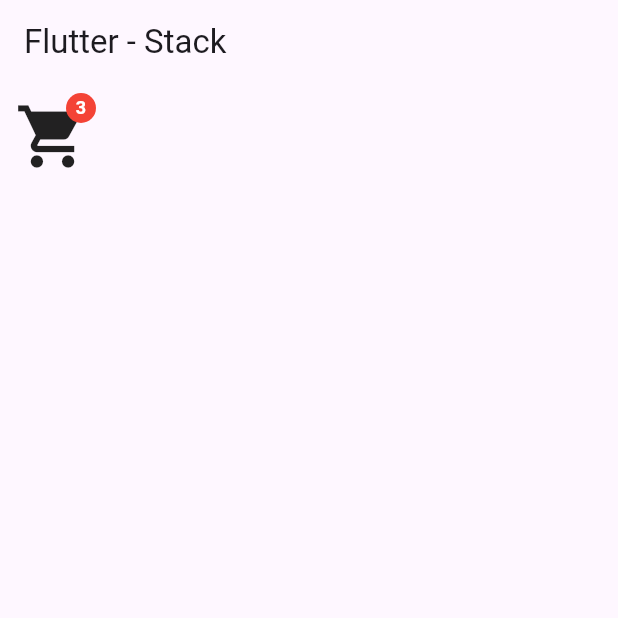
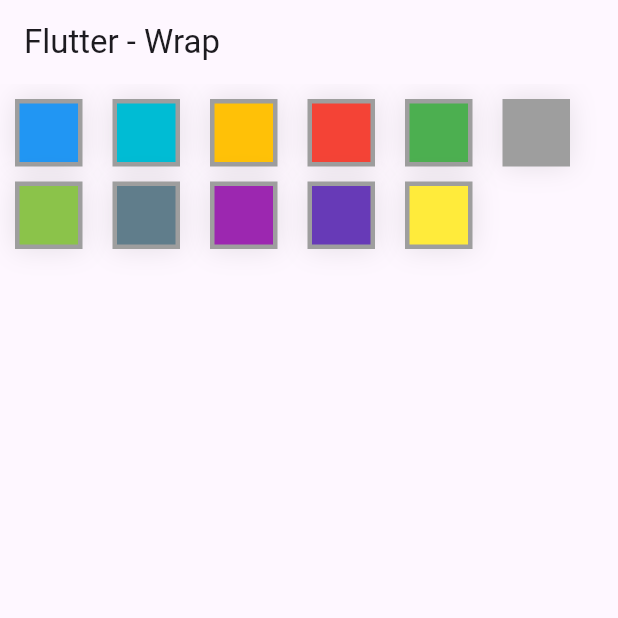
Before and after one commit to MuhammadIbraAlfathar/flutter-basic, a Flutter app: the screen it shows after launch, on a phone screen of 412 x 824 dp, the top half of it. Run offline on Flutter 3.47's test engine with Material 3 defaults, Android fonts, the phone set to English and light mode, and no system bars; our stand-ins replace image_gallery_saver, image_picker.

Commit message:
[basic layout] membuat wrap widget

```diff
--- a/lib/main.dart
+++ b/lib/main.dart
@@ -1,5 +1,6 @@
 import 'package:flutter/material.dart';
 import 'package:flutter_application_1/widget_lesson/basic_layout/stack_widget.dart';
+import 'package:flutter_application_1/widget_lesson/basic_layout/wrap_widget.dart';
 
 void main() {
   runApp(const MyApp());
@@ -33,7 +34,7 @@ class MyApp extends StatelessWidget {
         // primarySwatch: Colors.blue,
         useMaterial3: true,
       ),
-      home: const StackWidget(),
+      home: WrapWidget(),
     );
   }
 }
--- /dev/null
+++ b/lib/widget_lesson/basic_layout/wrap_widget.dart
@@ -0,0 +1,62 @@
+import 'package:flutter/material.dart';
+
+class WrapWidget extends StatelessWidget {
+  WrapWidget({super.key});
+
+  final List<Color> colors = [
+    Colors.blue,
+    Colors.cyan,
+    Colors.amber,
+    Colors.red,
+    Colors.green,
+    Colors.grey,
+    Colors.lightGreen,
+    Colors.blueGrey,
+    Colors.purple,
+    Colors.deepPurple,
+    Colors.yellow,
+  ];
+
+  @override
+  Widget build(BuildContext context) {
+    return Scaffold(
+      appBar: AppBar(
+        title: const Text("Flutter - Wrap"),
+        actions: const [],
+      ),
+      body: Container(
+        padding: const EdgeInsets.all(10.0),
+        child: Column(
+          children: [
+            Wrap(
+              spacing: 20,
+              runSpacing: 10,
+              children: colors.map((color) {
+                return InkWell(
+                  onTap: () {},
+                  child: Container(
+                    width: 45,
+                    height: 45,
+                    decoration: BoxDecoration(
+                        border: Border.all(
+                          width: 3,
+                          color: Colors.grey,
+                        ),
+                        color: color,
+                        shape: BoxShape.rectangle,
+                        boxShadow: [
+                          BoxShadow(
+                              color: Colors.black.withOpacity(0.1),
+                              offset: Offset.zero,
+                              blurRadius: 15)
+                        ]),
+                  ),
+                );
+              }).toList(),
+            )
+          ],
+        ),
+      ),
+    );
+  }
+}
```
